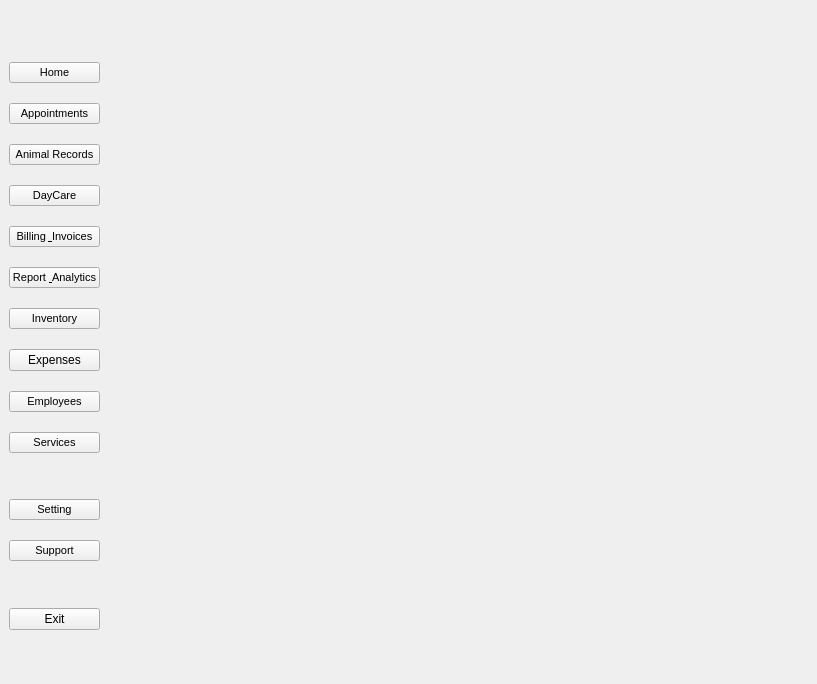
The window that MainUI.ui (ASNaeem/Simple-VCMS) describes before a commit, drawn with Qt 5.
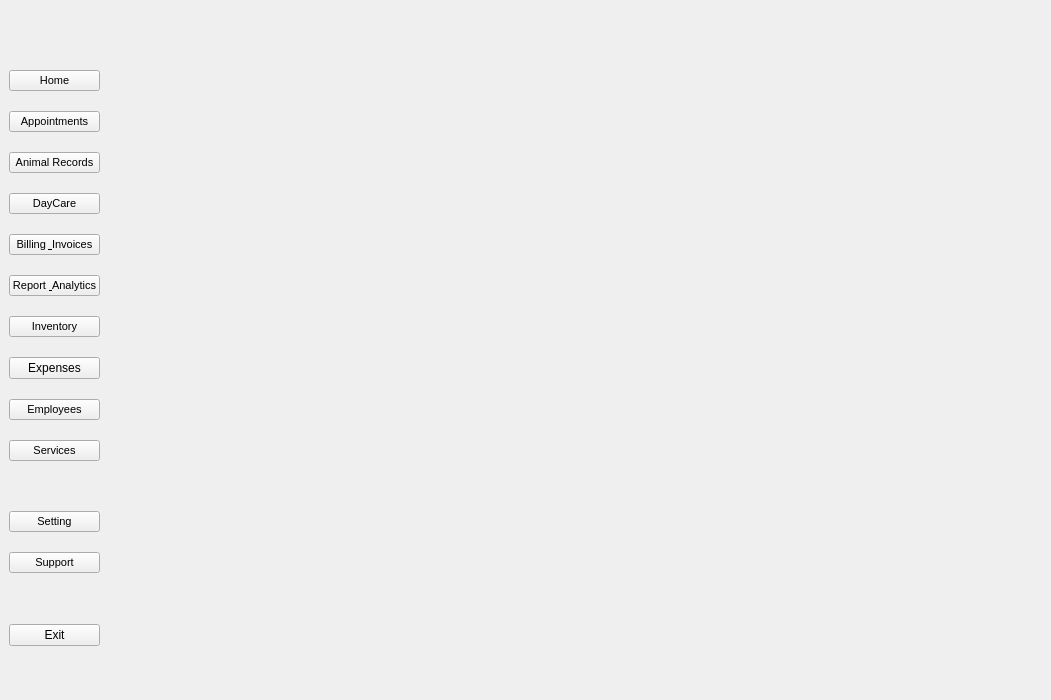
The same window after the commit. Icons and pictures are not drawn.

What changed in the file:
```diff
--- a/MainUI.ui
+++ b/MainUI.ui
@@ -6,8 +6,8 @@
    <rect>
     <x>0</x>
     <y>0</y>
-    <width>817</width>
-    <height>684</height>
+    <width>1051</width>
+    <height>700</height>
    </rect>
   </property>
   <property name="windowTitle">
```
